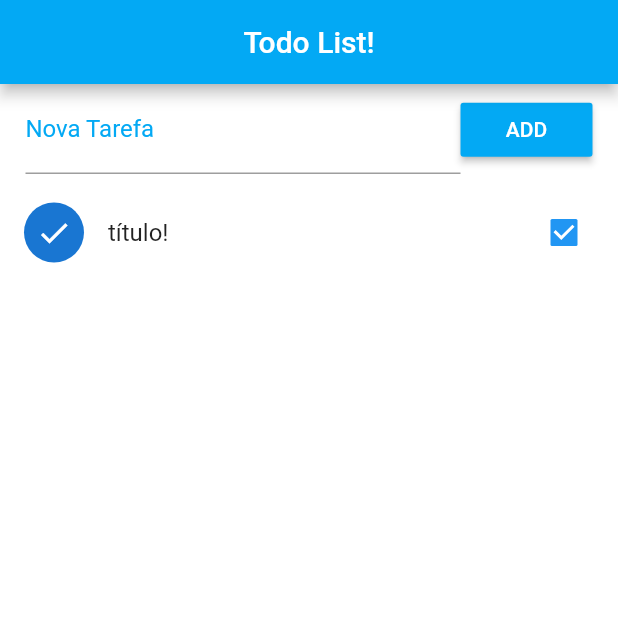
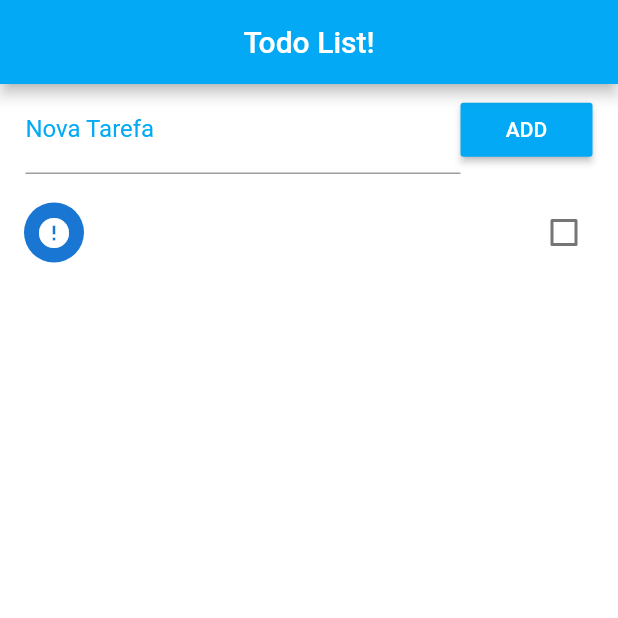
Before and after one commit to edumoreira1506/todo-list-flutter, a Flutter app: the screen it shows after launch, after a tap on "ADD", on a phone screen of 412 x 824 dp, the top half of it. Run offline on Flutter 3.47's test engine with Material 2 defaults, Android fonts, the phone set to English and light mode, and no system bars.

Commit message:
Allow to user add new todos

```diff
--- a/lib/main.dart
+++ b/lib/main.dart
@@ -1,5 +1,5 @@
 import 'package:flutter/material.dart';
-import 'package:todo_list/src/screens/home.dart';
+import 'package:todo_list/src/presentation/screens/home.dart';
 
 void main() => runApp(MaterialApp(
   home: Home()
--- a/lib/src/model/dto/todo.dart
+++ b/lib/src/model/dto/todo.dart
@@ -1,6 +1,6 @@
 class TodoDTO {
   final String title;
-  final bool checked;
+  bool checked;
 
   TodoDTO({
     this.title,
--- /dev/null
+++ b/lib/src/presentation/screens/home.dart
@@ -0,0 +1,47 @@
+import 'package:flutter/material.dart';
+import 'package:flutter/widgets.dart';
+import 'package:todo_list/src/model/dto/todo.dart';
+import 'package:todo_list/src/presentation/widgets/form.dart';
+import 'package:todo_list/src/presentation/widgets/header.dart';
+import 'package:todo_list/src/presentation/widgets/todos.dart';
+
+class Home extends StatefulWidget {
+  @override
+  _HomeState createState() => _HomeState();
+}
+
+class _HomeState extends State<Home> {
+  final _toDoController = TextEditingController();
+
+  List<TodoDTO> _toDoList = [ ];
+
+  void _addTodo() {
+    setState(() {
+      TodoDTO newToDo = TodoDTO(title: _toDoController.text, checked: false);
+
+      _toDoController.text = '';
+
+      _toDoList.add(newToDo);
+    });
+  }
+
+  void _changeTodo(newValue, index) {
+    setState(() {
+      _toDoList[index].checked = newValue;
+    });
+  }
+
+  @override
+  Widget build(BuildContext context) {
+    return Scaffold(
+      appBar: Header(),
+      backgroundColor: Colors.white,
+      body: Column(
+        children: <Widget>[
+          FormTodo(_toDoController, _addTodo),
+          Todos(this._toDoList, this._changeTodo)
+        ]
+      )
+    );
+  }
+}
--- a/lib/src/widgets/form.dart
+++ b/lib/src/presentation/widgets/form.dart
@@ -2,6 +2,11 @@ import 'package:flutter/material.dart';
 import 'package:flutter/widgets.dart';
 
 class FormTodo extends StatelessWidget{
+  final TextEditingController controller;
+  final void Function() onSubmit;
+
+  FormTodo(this.controller, this.onSubmit);
+
   @override
   Widget build(BuildContext context) {
     return Container(
@@ -10,6 +15,7 @@ class FormTodo extends StatelessWidget{
         children: <Widget>[
           Expanded(
             child: TextField(
+              controller: this.controller,
               decoration: InputDecoration(
                 labelText: "Nova Tarefa",
                 labelStyle: TextStyle(
@@ -22,7 +28,7 @@ class FormTodo extends StatelessWidget{
             color: Colors.lightBlue,
             child: Text("ADD"),
             textColor: Colors.white,
-            onPressed: () { },
+            onPressed: this.onSubmit,
           )
         ],
       )
--- a/lib/src/widgets/todo.dart
+++ b/lib/src/presentation/widgets/todo.dart
@@ -4,8 +4,9 @@ import 'package:flutter/widgets.dart';
 class Todo extends StatelessWidget{
   final String title;
   final bool checked;
+  final void Function(bool) onChanged;
 
-  Todo(this.title, this.checked);
+  Todo(this.title, this.checked, this.onChanged);
 
   @override
   Widget build(BuildContext context) {
@@ -17,7 +18,7 @@ class Todo extends StatelessWidget{
           this.checked ? Icons.check : Icons.error
         )
       ),
-      onChanged: (newValue) { },
+      onChanged: (newValue) => this.onChanged(newValue),
     );
   }
 }
--- a/lib/src/widgets/todos.dart
+++ b/lib/src/presentation/widgets/todos.dart
@@ -1,12 +1,13 @@
 import 'package:flutter/material.dart';
 import 'package:flutter/widgets.dart';
 import 'package:todo_list/src/model/dto/todo.dart';
-import 'package:todo_list/src/widgets/todo.dart';
+import 'package:todo_list/src/presentation/widgets/todo.dart';
 
 class Todos extends StatelessWidget{
   final List<TodoDTO> items;
+  final void Function(bool, int) onChanged;
 
-  Todos(this.items);
+  Todos(this.items, this.onChanged);
 
   @override
   Widget build(BuildContext context) {
@@ -14,7 +15,8 @@ class Todos extends StatelessWidget{
       child: ListView.builder(
         itemBuilder: (context, index) => Todo(
           items[index].title,
-          items[index].checked
+          items[index].checked,
+          (newValue) => this.onChanged(newValue, index)
         ),
         padding: EdgeInsets.only(top: 10),
         itemCount: this.items.length,
--- a/lib/src/screens/home.dart
+++ /dev/null
@@ -1,29 +0,0 @@
-import 'package:flutter/material.dart';
-import 'package:flutter/widgets.dart';
-import 'package:todo_list/src/model/dto/todo.dart';
-import 'package:todo_list/src/widgets/form.dart';
-import 'package:todo_list/src/widgets/header.dart';
-import 'package:todo_list/src/widgets/todos.dart';
-
-class Home extends StatefulWidget {
-  @override
-  _HomeState createState() => _HomeState();
-}
-
-class _HomeState extends State<Home> {
-  List<TodoDTO> _toDoList = [ TodoDTO(title: 'título!', checked: true) ];
-
-  @override
-  Widget build(BuildContext context) {
-    return Scaffold(
-      appBar: Header(),
-      backgroundColor: Colors.white,
-      body: Column(
-        children: <Widget>[
-          FormTodo(),
-          Todos(this._toDoList)
-        ]
-      )
-    );
-  }
-}
```
Also changed, not shown: lib/src/presentation/widgets/header.dart (renamed from lib/src/widgets/header.dart).
